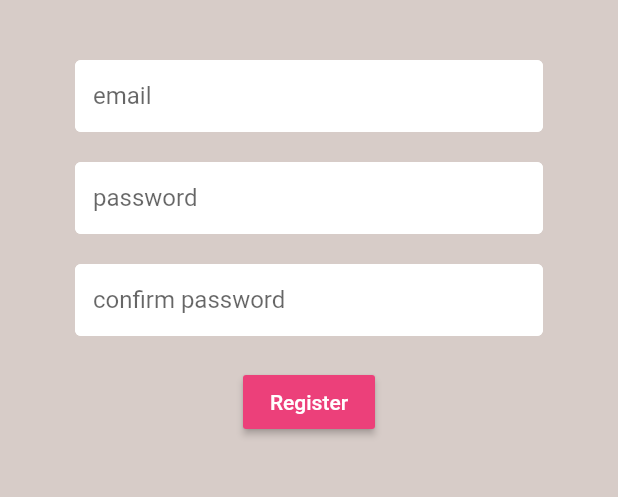
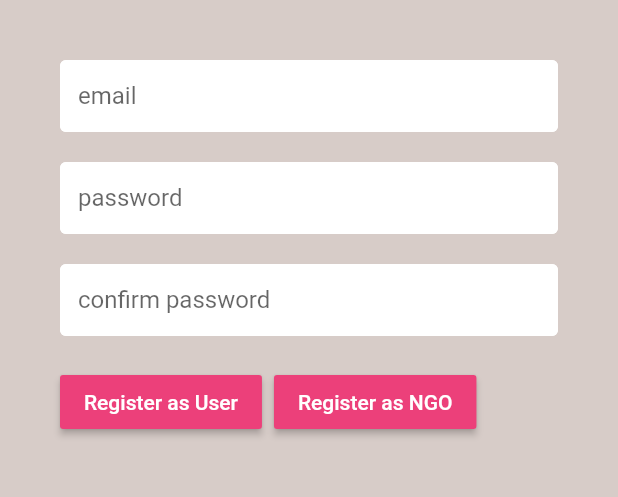
Before and after one commit to rohitv-dev/flutterHack20, a Flutter app: the screen it shows after launch, after a tap on "Register", on a phone screen of 412 x 824 dp, the part 84-581 px from its top. Run offline on Flutter 3.47's test engine with Material 2 defaults, Android fonts, the phone set to English and light mode, and no system bars; our stand-ins replace cloud_firestore, firebase_auth, flutter_spinkit, fluttertoast; missing offline and left inert: response; accounts and stored records are empty.

Commit message:
Added NGO Register Button

```diff
--- a/hack20/lib/screens/authentication/register.dart
+++ b/hack20/lib/screens/authentication/register.dart
@@ -1,4 +1,3 @@
-import 'package:cloud_firestore/cloud_firestore.dart';
 import 'package:flutter/material.dart';
 import 'package:hack20/services/auth.dart';
 import 'package:hack20/shared/loading.dart';
@@ -44,7 +43,7 @@ class _RegisterState extends State<Register> {
             ),
             body: SingleChildScrollView(
               child: Container(
-                padding: EdgeInsets.symmetric(vertical: 20.0, horizontal: 50.0),
+                padding: EdgeInsets.symmetric(vertical: 20.0, horizontal: 40.0),
                 child: Form(
                   key: _formKey,
                   child: Column(
@@ -93,10 +92,12 @@ class _RegisterState extends State<Register> {
                         },
                       ),
                       SizedBox(height: 20.0),
+                      Row(
+                        children: <Widget>[
                           RaisedButton(
                               color: Colors.pink[400],
                               child: Text(
-                            'Register',
+                                'Register as User',
                                 style: TextStyle(color: Colors.white),
                               ),
                               onPressed: () async {
@@ -104,7 +105,7 @@ class _RegisterState extends State<Register> {
                                   setState(() => loading = true);
                                   dynamic result =
                                   await _auth.registerWithEmailAndPassword(
-                                      email, password);
+                                      email, password, 'USER');
                                   if (result == null) {
                                     setState(() {
                                       loading = false;
@@ -114,6 +115,30 @@ class _RegisterState extends State<Register> {
                                   }
                                 }
                               }),
+                          SizedBox(width: 8),
+                          RaisedButton(
+                              color: Colors.pink[400],
+                              child: Text(
+                                'Register as NGO',
+                                style: TextStyle(color: Colors.white),
+                              ),
+                              onPressed: () async {
+                                if (_formKey.currentState.validate()) {
+                                  setState(() => loading = true);
+                                  dynamic result =
+                                  await _auth.registerWithEmailAndPassword(
+                                      email, password, 'NGO');
+                                  if (result == null) {
+                                    setState(() {
+                                      loading = false;
+                                      error =
+                                      'Please supply a valid email or check password';
+                                    });
+                                  }
+                                }
+                              }),
+                        ],
+                      ),
                       SizedBox(height: 12.0),
                       Text(
                         error,
--- a/hack20/lib/screens/wrapper.dart
+++ b/hack20/lib/screens/wrapper.dart
@@ -24,6 +24,7 @@ class Wrapper extends StatelessWidget {
               if (snapshot.data == 'ngoaccess') return NgoScreen();
             } else {return Container();}
           } else {return Container();}
+          return null;
         }
       );
     }
@@ -36,5 +37,6 @@ class Wrapper extends StatelessWidget {
     } else if (role == 'ngoaccess') {
       return 'ngoaccess';
     }
+    return null;
   }
 }
--- a/hack20/lib/services/auth.dart
+++ b/hack20/lib/services/auth.dart
@@ -30,12 +30,12 @@ class AuthService {
     }
   }
 
-  Future registerWithEmailAndPassword(String email, String password) async {
+  Future registerWithEmailAndPassword(String email, String password, String role) async {
     try {
       AuthResult result = await _auth.createUserWithEmailAndPassword(
           email: email, password: password);
       FirebaseUser user = result.user;
-      await AccountVerification().addSingleRole(email, 'USER');
+      await AccountVerification().addSingleRole(email, role);
       return _userFromFirebaseUser(user);
     } catch (error) {
       print(error.toString());
```
Also changed, not shown: hack20/lib/screens/ngoScreen/ngoScreen.dart (+10 -1 lines), hack20/lib/screens/user/homeScreen.dart (+10 -1 lines). Lines whose indentation alone changed are shown as unchanged.
